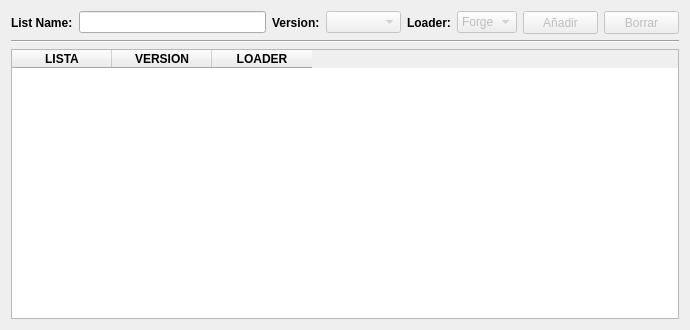
First picture: the form in pyqt_windows/lists_dialog.ui, repository MelonRodante/ModList, before the edit.
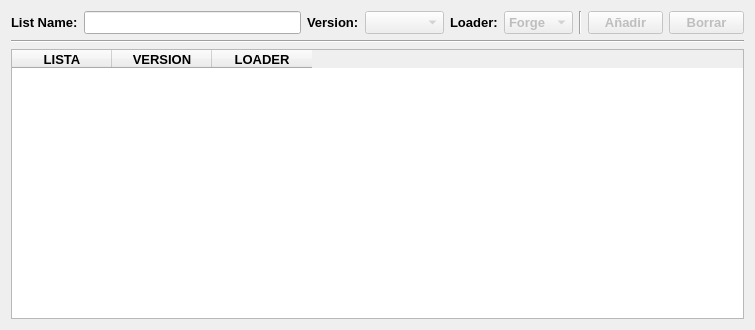
Second picture: the form after the edit. Icons and pictures are not drawn.

```diff
--- a/pyqt_windows/lists_dialog.ui
+++ b/pyqt_windows/lists_dialog.ui
@@ -9,19 +9,19 @@
    <rect>
     <x>0</x>
     <y>0</y>
-    <width>690</width>
+    <width>755</width>
     <height>330</height>
    </rect>
   </property>
   <property name="minimumSize">
    <size>
-    <width>690</width>
+    <width>755</width>
     <height>330</height>
    </size>
   </property>
   <property name="maximumSize">
    <size>
-    <width>690</width>
+    <width>755</width>
     <height>16777215</height>
    </size>
   </property>
@@ -37,7 +37,7 @@
   </property>
   <layout class="QVBoxLayout" name="verticalLayout">
    <item>
-    <layout class="QHBoxLayout" name="horizontalLayout_2" stretch="1,7,0,0,0,0,0,0">
+    <layout class="QHBoxLayout" name="horizontalLayout_2" stretch="1,7,0,0,0,0,0,0,0">
      <property name="topMargin">
       <number>0</number>
      </property>
@@ -63,6 +63,7 @@
        </property>
        <property name="font">
         <font>
+         <pointsize>10</pointsize>
          <weight>75</weight>
          <bold>true</bold>
         </font>
@@ -86,6 +87,11 @@
          <height>16777215</height>
         </size>
        </property>
+       <property name="font">
+        <font>
+         <pointsize>10</pointsize>
+        </font>
+       </property>
        <property name="text">
         <string/>
        </property>
@@ -122,6 +128,7 @@
        </property>
        <property name="font">
         <font>
+         <pointsize>10</pointsize>
          <weight>75</weight>
          <bold>true</bold>
         </font>
@@ -138,16 +145,21 @@
        </property>
        <property name="minimumSize">
         <size>
-         <width>75</width>
+         <width>0</width>
          <height>0</height>
         </size>
        </property>
        <property name="maximumSize">
         <size>
-         <width>75</width>
+         <width>16777215</width>
          <height>16777215</height>
         </size>
        </property>
+       <property name="font">
+        <font>
+         <pointsize>10</pointsize>
+        </font>
+       </property>
        <property name="layoutDirection">
         <enum>Qt::LeftToRight</enum>
        </property>
@@ -157,6 +169,7 @@
       <widget class="QLabel" name="lblLoader">
        <property name="font">
         <font>
+         <pointsize>10</pointsize>
          <weight>75</weight>
          <bold>true</bold>
         </font>
@@ -179,16 +192,23 @@
        </property>
        <property name="minimumSize">
         <size>
-         <width>60</width>
+         <width>0</width>
          <height>0</height>
         </size>
        </property>
        <property name="maximumSize">
         <size>
-         <width>60</width>
+         <width>16777215</width>
          <height>16777215</height>
         </size>
        </property>
+       <property name="font">
+        <font>
+         <pointsize>10</pointsize>
+         <weight>75</weight>
+         <bold>true</bold>
+        </font>
+       </property>
        <item>
         <property name="text">
          <string>Forge</string>
@@ -201,6 +221,13 @@
        </item>
       </widget>
      </item>
+     <item>
+      <widget class="Line" name="line_2">
+       <property name="orientation">
+        <enum>Qt::Vertical</enum>
+       </property>
+      </widget>
+     </item>
      <item>
       <widget class="QPushButton" name="btnAddSave">
        <property name="enabled">
@@ -218,6 +245,13 @@
          <height>23</height>
         </size>
        </property>
+       <property name="font">
+        <font>
+         <pointsize>10</pointsize>
+         <weight>75</weight>
+         <bold>true</bold>
+        </font>
+       </property>
        <property name="text">
         <string>Añadir</string>
        </property>
@@ -240,6 +274,13 @@
          <height>23</height>
         </size>
        </property>
+       <property name="font">
+        <font>
+         <pointsize>10</pointsize>
+         <weight>75</weight>
+         <bold>true</bold>
+        </font>
+       </property>
        <property name="text">
         <string>Borrar</string>
        </property>
@@ -256,6 +297,13 @@
    </item>
    <item>
     <widget class="QTableWidget" name="tableLists">
+     <property name="font">
+      <font>
+       <pointsize>10</pointsize>
+       <weight>50</weight>
+       <bold>false</bold>
+      </font>
+     </property>
      <property name="editTriggers">
       <set>QAbstractItemView::NoEditTriggers</set>
      </property>
```
Left out of the diff: 2 changed lines with no effect on the pictures.
